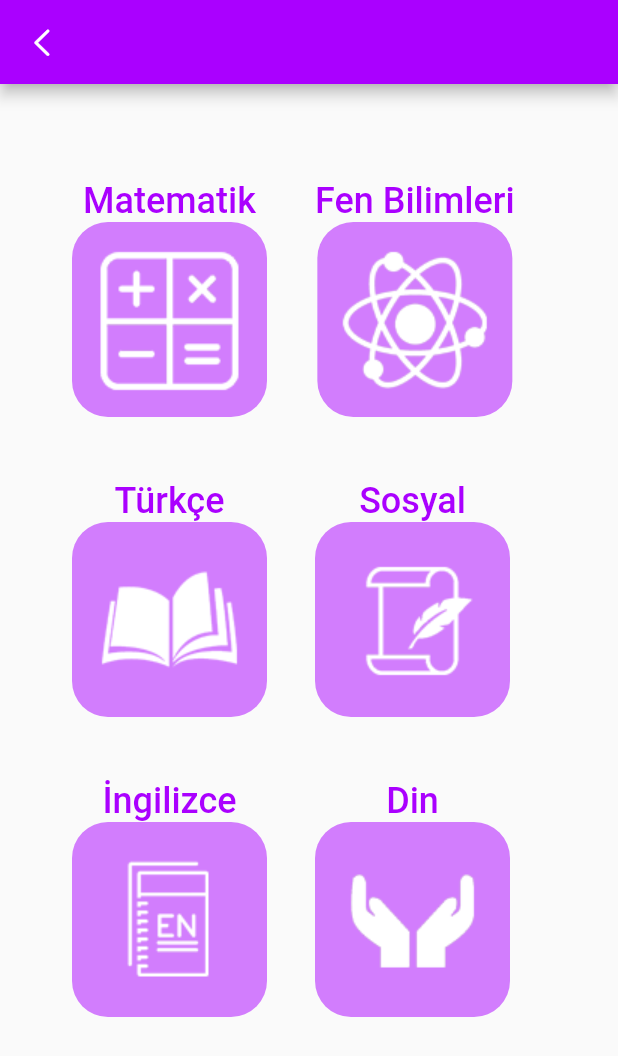
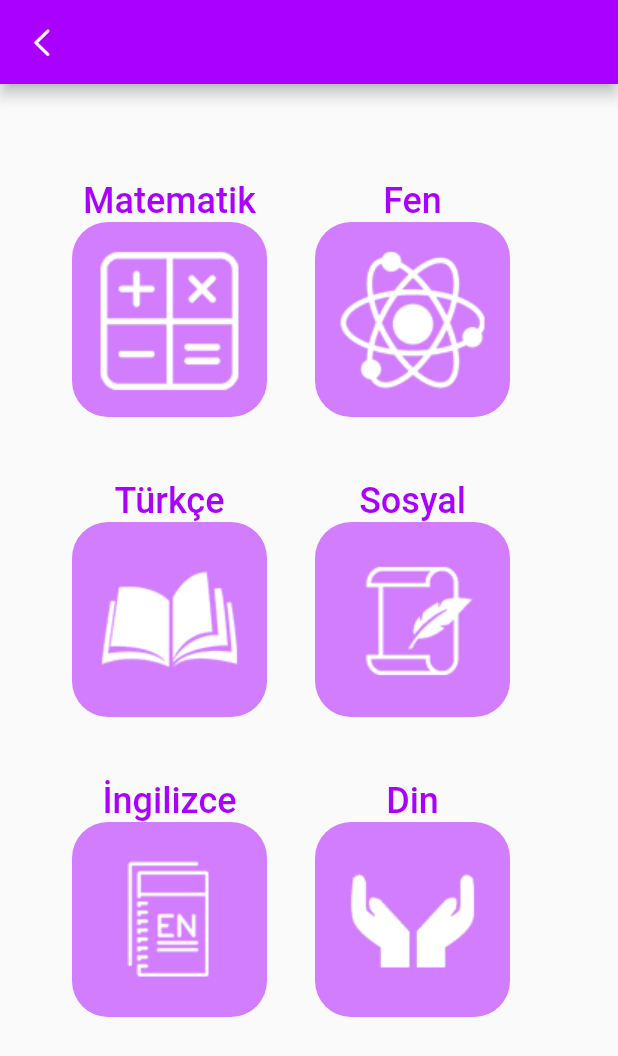
Before and after one commit to hasanaliozdemir/flutterHackhaton, a Flutter app: the ChooseLesson screen opened directly, on a phone screen of 412 x 824 dp. Shown: the top 1056 px of the screen. Run offline on Flutter 3.47's test engine with Material 2 defaults, Android fonts, the phone set to English and light mode, and no system bars; our stand-ins replace animated_text_kit, cloud_firestore, email_validator, firebase_auth, firebase_core, get and 5 more; missing offline and left inert: checkbox_grouped, kartal; accounts and stored records are empty.

Commit message:
Fen Bilimleri

```diff
--- a/flutter_app/lib/view/testPages/lesson_test_page.dart
+++ b/flutter_app/lib/view/testPages/lesson_test_page.dart
@@ -72,7 +72,7 @@ _returnPath(){
       case 1:
         return "Matematik";
       case 2:
-        return "Fen Bilimleri";
+        return "Fen";
       case 3:
         return "Türkçe";
       case 4:
```
